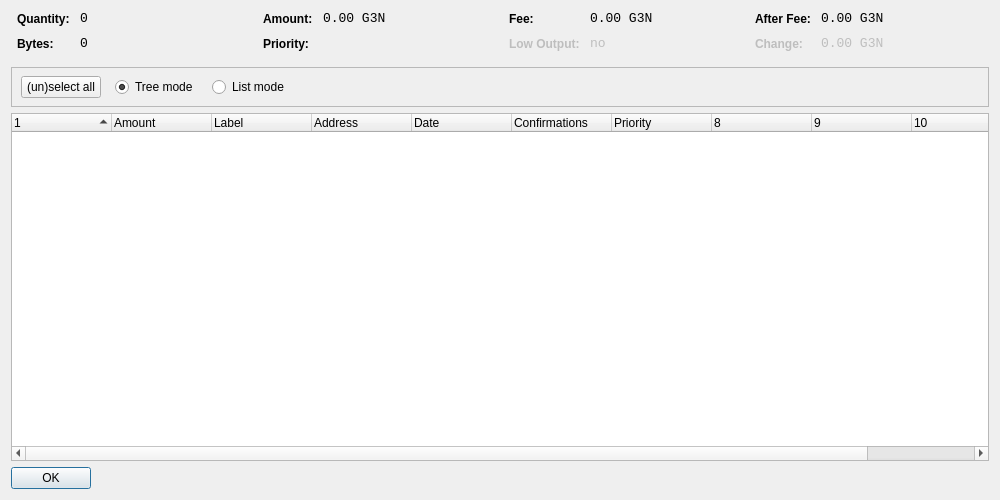
Before: the Qt Designer form src/qt/forms/coincontroldialog.ui in ultra-pool/g3nstake, drawn with Qt 5.
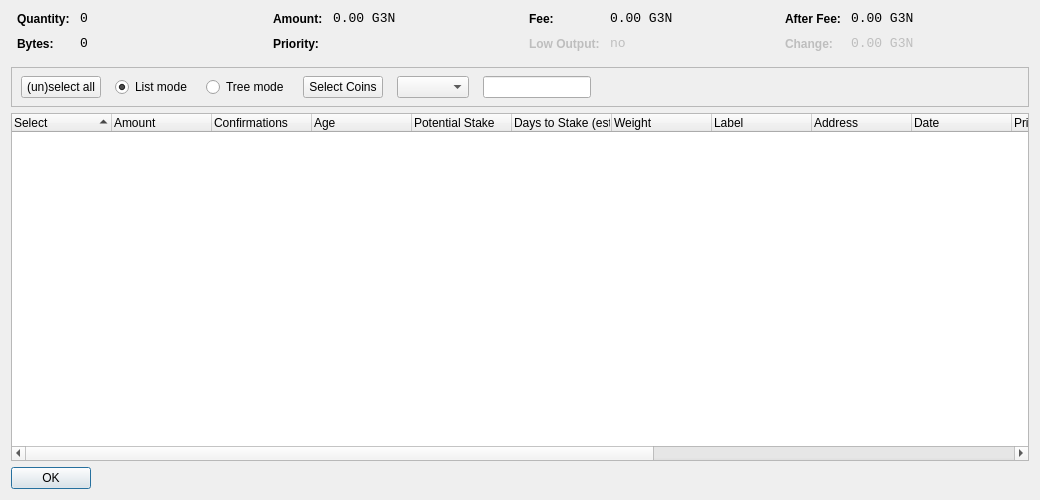
After: the same form once the commit is applied. Custom widgets are drawn as their Qt base class.

Commit message: expand coin control dialog

```diff
--- a/src/qt/forms/coincontroldialog.ui
+++ b/src/qt/forms/coincontroldialog.ui
@@ -6,7 +6,7 @@
    <rect>
     <x>0</x>
     <y>0</y>
-    <width>1000</width>
+    <width>1040</width>
     <height>500</height>
    </rect>
   </property>
@@ -270,6 +270,9 @@
      </item>
      <item>
       <layout class="QFormLayout" name="formLayoutCoinControl4">
+	  <property name="fieldGrowthPolicy">
+        <enum>QFormLayout::AllNonFixedFieldsGrow</enum>
+       </property>
        <property name="horizontalSpacing">
         <number>10</number>
        </property>
@@ -379,7 +382,7 @@
         <height>41</height>
        </rect>
       </property>
-      <layout class="QHBoxLayout" name="horizontalLayoutPanel" stretch="0,0,0,0,0">
+      <layout class="QHBoxLayout" name="horizontalLayoutPanel" stretch="0,0,0,0,0,0,0">
        <property name="spacing">
         <number>14</number>
        </property>
@@ -396,22 +399,6 @@
          </property>
         </widget>
        </item>
-       <item>
-        <widget class="QRadioButton" name="radioTreeMode">
-         <property name="sizePolicy">
-          <sizepolicy hsizetype="Maximum" vsizetype="Fixed">
-           <horstretch>0</horstretch>
-           <verstretch>0</verstretch>
-          </sizepolicy>
-         </property>
-         <property name="text">
-          <string>Tree mode</string>
-         </property>
-         <property name="checked">
-          <bool>true</bool>
-         </property>
-        </widget>
-       </item>
        <item>
         <widget class="QRadioButton" name="radioListMode">
          <property name="sizePolicy">
@@ -423,6 +410,51 @@
          <property name="text">
           <string>List mode</string>
          </property>
+         <property name="checked">
+          <bool>true</bool>
+         </property>
+        </widget>
+       </item>
+       <item>
+        <widget class="QRadioButton" name="radioTreeMode">
+         <property name="sizePolicy">
+          <sizepolicy hsizetype="Maximum" vsizetype="Fixed">
+           <horstretch>0</horstretch>
+           <verstretch>0</verstretch>
+          </sizepolicy>
+         </property>
+         <property name="text">
+          <string>Tree mode</string>
+		  </property>
+        </widget>
+       </item>
+       <item>
+        <widget class="QPushButton" name="pushButtonCustomCC">
+         <property name="text">
+          <string>Select Coins</string>
+         </property>
+        </widget>
+       </item>
+       <item>
+        <widget class="QComboBox" name="QComboBoxFilterCoins"/>
+       </item>
+       <item>
+        <widget class="QLineEdit" name="lineEditCustomCC">
+         <property name="enabled">
+          <bool>true</bool>
+         </property>
+         <property name="sizePolicy">
+          <sizepolicy hsizetype="Fixed" vsizetype="Fixed">
+           <horstretch>0</horstretch>
+           <verstretch>0</verstretch>
+          </sizepolicy>
+         </property>
+         <property name="baseSize">
+          <size>
+           <width>50</width>
+           <height>0</height>
+          </size>
+         </property>
         </widget>
        </item>
        <item>
@@ -451,7 +483,7 @@
       <bool>false</bool>
      </property>
      <property name="columnCount">
-      <number>11</number>
+      <number>16</number>
      </property>
      <attribute name="headerShowSortIndicator" stdset="0">
       <bool>true</bool>
@@ -461,7 +493,7 @@
      </attribute>
      <column>
       <property name="text">
-       <string/>
+       <string>Select</string>
       </property>
      </column>
      <column>
@@ -469,11 +501,40 @@
        <string>Amount</string>
       </property>
      </column>
+     <column>
+      <property name="text">
+      <string>Confirmations</string>
+      </property>
+      <property name="toolTip">
+       <string>Confirmed</string>
+      </property>
+     </column>
+     <column>
+      <property name="text">
+       <string>Age</string>
+      </property>
+     </column>
+	 
+	 <column>
+      <property name="text">
+       <string>Potential Stake</string> 
+      </property>
+     </column>
+	 <column>
+      <property name="text">
+       <string>Days to Stake (est.)</string>
+      </property>
+     </column>
+     <column>
+      <property name="text">
+       <string>Weight</string>
+      </property>
+     </column>
      <column>
       <property name="text">
        <string>Label</string>
       </property>
-     </column>
+      </column>
      <column>
       <property name="text">
        <string>Address</string>
@@ -484,17 +545,19 @@
        <string>Date</string>
       </property>
      </column>
-     <column>
-      <property name="text">
-       <string>Confirmations</string>
-      </property>
-      <property name="toolTip">
-       <string>Confirmed</string>
-      </property>
-     </column>
      <column>
       <property name="text">
        <string>Priority</string>
+	   </property>
+     </column>
+	 <column>
+      <property name="text"> /** age int 64 invisible **/
+       <string/>
+      </property>
+     </column>
+	 <column>
+      <property name="text"> /** pot stake int 64 invisible **/
+       <string/>
       </property>
      </column>
      <column>
```
The commit also changes 2 other files.
